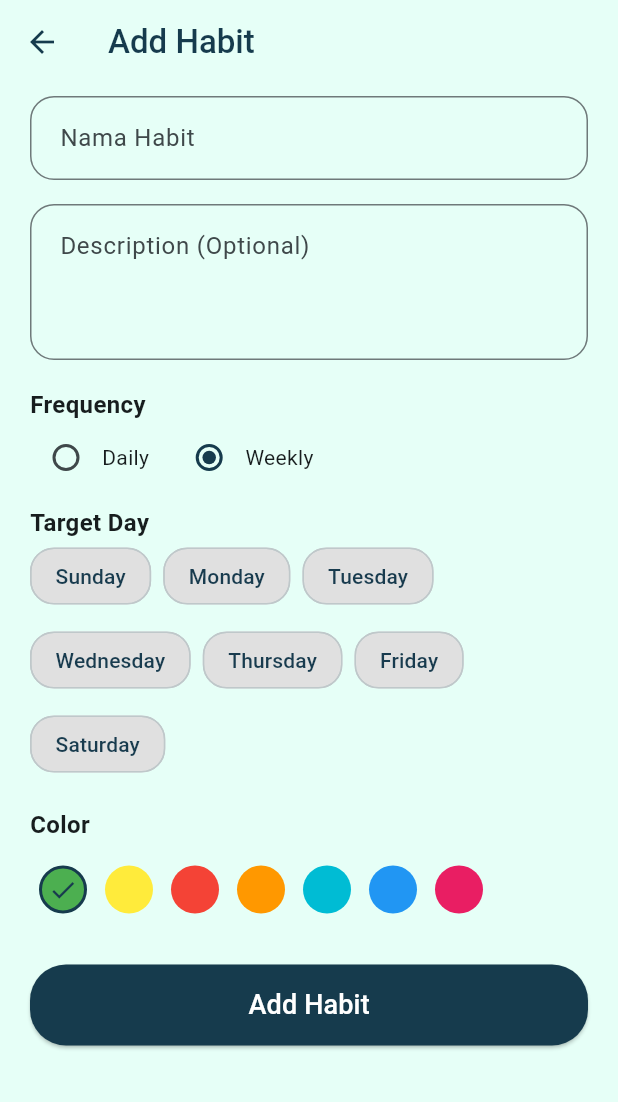
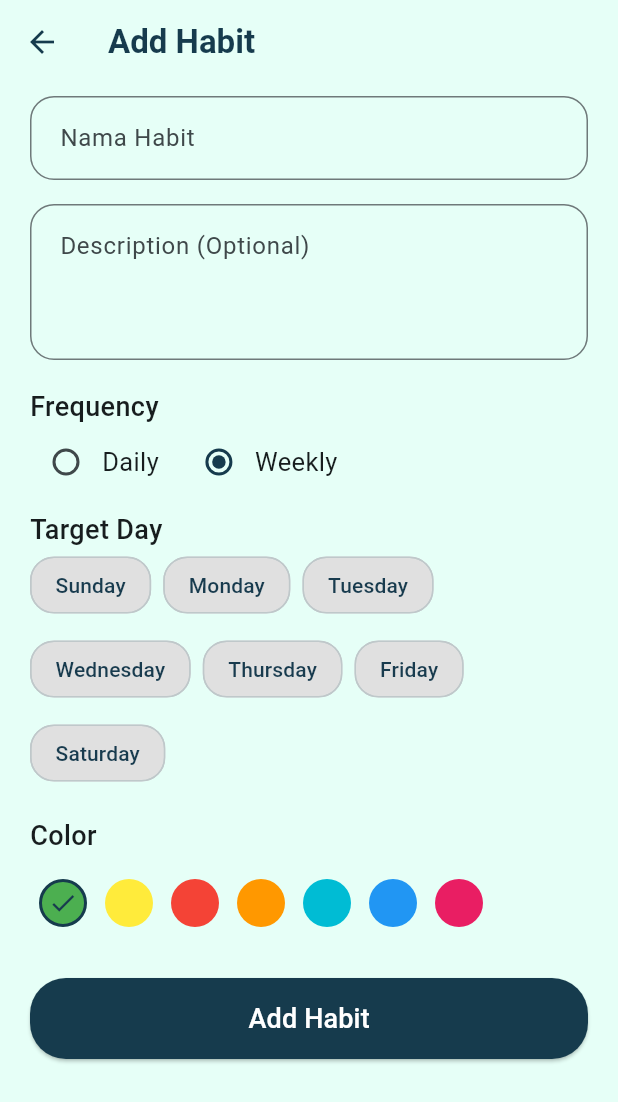
Before and after one commit to Joyishh/uas-habit-tracker, a Flutter app: the AddHabitScreen screen opened directly, on a phone screen of 412 x 824 dp. Shown: the top 1102 px of the screen. Run offline on Flutter 3.47's test engine with Material 3 defaults, Android fonts, the phone set to English and light mode, and no system bars; our stand-ins replace fl_chart, flutter_dotenv, shared_preferences, table_calendar; accounts and stored records are empty.

Commit message:
fix tampilan dikit

```diff
--- a/lib/screens/calendar/calendar_screen.dart
+++ b/lib/screens/calendar/calendar_screen.dart
@@ -90,7 +90,7 @@ class _CalendarScreenState extends State<CalendarScreen> {
     return Scaffold(
       backgroundColor: const Color(0xFFE6FFF7),
       appBar: AppBar(
-        title: const Text('Calendar'),
+        title: const Text('Calendar', style: TextStyle(fontWeight: FontWeight.w600)),
         backgroundColor: Colors.transparent,
         elevation: 0,
         foregroundColor: Colors.black,
--- a/lib/screens/home/add_habit_screen.dart
+++ b/lib/screens/home/add_habit_screen.dart
@@ -70,7 +70,7 @@ class _AddHabitScreenState extends State<AddHabitScreen> {
         backgroundColor: Colors.transparent,
         elevation: 0,
         foregroundColor: const Color(0xFF163B4D),
-        title: const Text('Add Habit', style: TextStyle(fontWeight: FontWeight.w500)),
+        title: const Text('Add Habit', style: TextStyle(fontWeight: FontWeight.w600)),
         leading: IconButton(
           icon: const Icon(Icons.arrow_back),
           onPressed: () => Navigator.pop(context),
@@ -106,7 +106,7 @@ class _AddHabitScreenState extends State<AddHabitScreen> {
               ),
             ),
             const SizedBox(height: 18),
-            const Text('Frequency', style: TextStyle(fontWeight: FontWeight.w600, fontSize: 16)),
+            const Text('Frequency', style: TextStyle(fontWeight: FontWeight.w500, fontSize: 18)),
             FrequencySelector(
               selected: _frequency,
               options: const ['Daily', 'Weekly'],
@@ -114,7 +114,7 @@ class _AddHabitScreenState extends State<AddHabitScreen> {
             ),
             if (_frequency == 'Weekly') ...[
               const SizedBox(height: 8),
-              const Text('Target Day', style: TextStyle(fontWeight: FontWeight.w600, fontSize: 16)),
+              const Text('Target Day', style: TextStyle(fontWeight: FontWeight.w500, fontSize: 18)),
               DaySelector(
                 days: _days,
                 selectedDays: _selectedDays,
@@ -130,7 +130,7 @@ class _AddHabitScreenState extends State<AddHabitScreen> {
               ),
             ],
             const SizedBox(height: 18),
-            const Text('Color', style: TextStyle(fontWeight: FontWeight.w600, fontSize: 16)),
+            const Text('Color', style: TextStyle(fontWeight: FontWeight.w500, fontSize: 18)),
             ColorPicker(
               colors: _colors,
               selectedIndex: _selectedColor,
--- a/lib/screens/stats/stats_screen.dart
+++ b/lib/screens/stats/stats_screen.dart
@@ -37,7 +37,7 @@ class _StatsScreenState extends State<StatsScreen> {
     return Scaffold(
       backgroundColor: const Color(0xFFE6FFF7),
       appBar: AppBar(
-        title: const Text('Statistics'),
+        title: const Text('Statistics', style: TextStyle(fontWeight: FontWeight.w600),),
         backgroundColor: Colors.transparent,
         foregroundColor: Colors.black,
         automaticallyImplyLeading: false,
--- a/lib/widgets/frequency_selector.dart
+++ b/lib/widgets/frequency_selector.dart
@@ -27,7 +27,13 @@ class FrequencySelector extends StatelessWidget {
             },
             activeColor: const Color(0xFF163B4D),
           ),
-          Text(option),
+          Text(
+            option,
+            style: const TextStyle(
+              fontSize: 17,
+              fontWeight: FontWeight.w400,
+            ),
+          ),
           const SizedBox(width: 16),
         ],
       )).toList(),
```
Also changed, not shown: lib/screens/home/edit_habit_screen.dart (+4 -4 lines), lib/screens/home/habit_detail_screen.dart (+5 -5 lines), lib/screens/home/home_screen.dart (+13 -2 lines).
